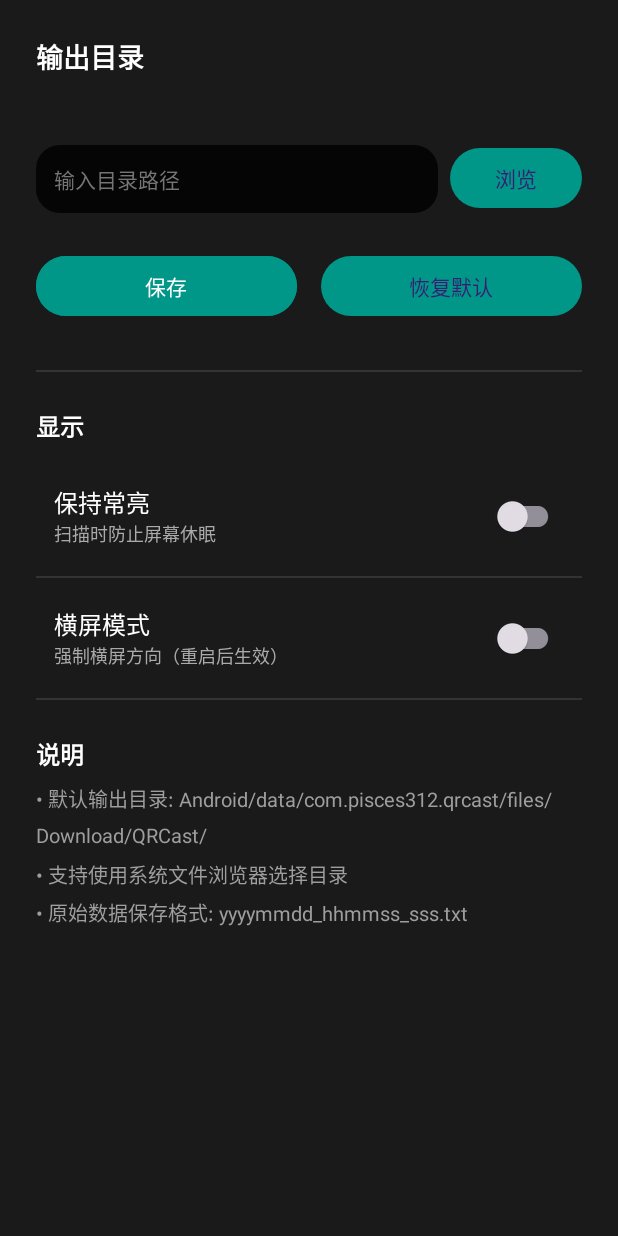
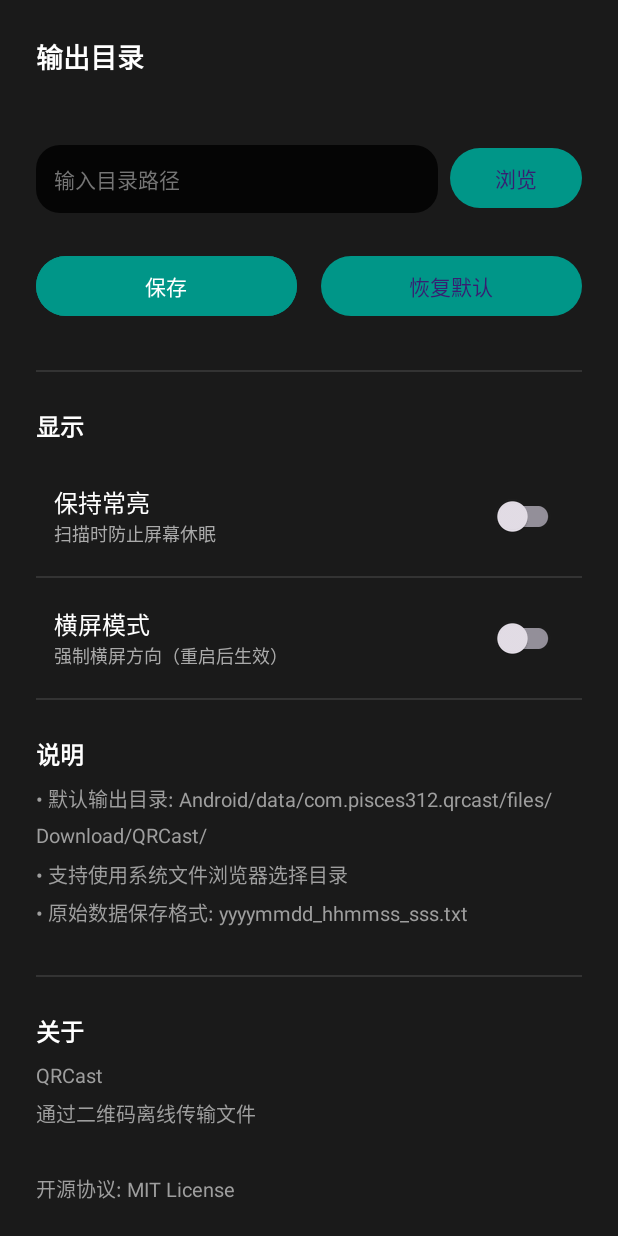
Before and after one commit to pisces312/qrcast, an Android app: the layout activity_settings.xml on its own in the app's theme, with its tools: preview values and no code run, on a phone screen of 412 x 824 dp. Run offline under Robolectric (Android 15) with nearby library versions, the light colour scheme and no system bars.

Commit message:
chore: 移除debug日志 + 设置页添加关于(GitHub/License)
- 移除 MainActivity 中 chunk 接收/MLEKit scan 的 d() 日志
- 移除 RgbQrDecoder 中 QR decode/fail 的 d() 日志
- 设置页底部加「关于」: MIT License + GitHub 地址

```diff
--- a/app/src/main/kotlin/com/pisces312/qrcast/MainActivity.kt
+++ b/app/src/main/kotlin/com/pisces312/qrcast/MainActivity.kt
@@ -452,7 +452,6 @@ class MainActivity : AppCompatActivity() {
             .addOnSuccessListener { barcodes ->
                 if (barcodes.isNotEmpty()) {
                     val elapsed = System.currentTimeMillis() - submitTime
-                    LogCollector.d(TAG, "ML Kit scan: ${barcodes.size} code(s) in ${elapsed}ms")
 
                     // Track FPS
                     if (lastDetectionTime > 0) {
@@ -594,8 +593,6 @@ class MainActivity : AppCompatActivity() {
             fileState.chunks[chunk.seq] = chunk.payload
             fileState.receivedCount = fileState.chunks.size
             hasNewChunk = true
-
-            LogCollector.d(TAG, "[$fileKey] 收到分块 ${chunk.seq + 1}/${chunk.total}")
         }
 
         if (hasNewChunk) {
--- a/app/src/main/kotlin/com/pisces312/qrcast/RgbQrDecoder.kt
+++ b/app/src/main/kotlin/com/pisces312/qrcast/RgbQrDecoder.kt
@@ -119,7 +119,6 @@ class RgbQrDecoder {
                     val chunk = parsePayloadV2(payload)
                     if (chunk != null) {
                         chunks.add(chunk)
-                        LogCollector.d("RgbQrDecoder", "Decoded QR at [$row,$col] seq=${chunk.seq}")
                     }
                 }
             }
@@ -260,7 +259,6 @@ class RgbQrDecoder {
             val barcodes = barcodeScanner.process(image).await()
             barcodes.firstOrNull()?.rawBytes
         } catch (e: Exception) {
-            LogCollector.d("RgbQrDecoder", "Channel decode failed: ${e.message}")
             null
         }
     }
--- a/app/src/main/res/layout/activity_settings.xml
+++ b/app/src/main/res/layout/activity_settings.xml
@@ -188,4 +188,28 @@
         android:textColor="#9E9E9E"
         android:textSize="13sp" />
 
+    <View
+        android:layout_width="match_parent"
+        android:layout_height="1dp"
+        android:layout_marginTop="32dp"
+        android:background="#333333" />
+
+    <TextView
+        android:layout_width="wrap_content"
+        android:layout_height="wrap_content"
+        android:layout_marginTop="24dp"
+        android:text="关于"
+        android:textColor="@color/white"
+        android:textSize="16sp"
+        android:textStyle="bold" />
+
+    <TextView
+        android:layout_width="match_parent"
+        android:layout_height="wrap_content"
+        android:layout_marginTop="8dp"
+        android:lineSpacingMultiplier="1.4"
+        android:text="QRCast\n通过二维码离线传输文件\n\n开源协议: MIT License\nGitHub: github.com/pisces312/qrcast-android\n\n发送端(qrcast): github.com/pisces312/qrcast"
+        android:textColor="#9E9E9E"
+        android:textSize="13sp" />
+
 </LinearLayout>
```
